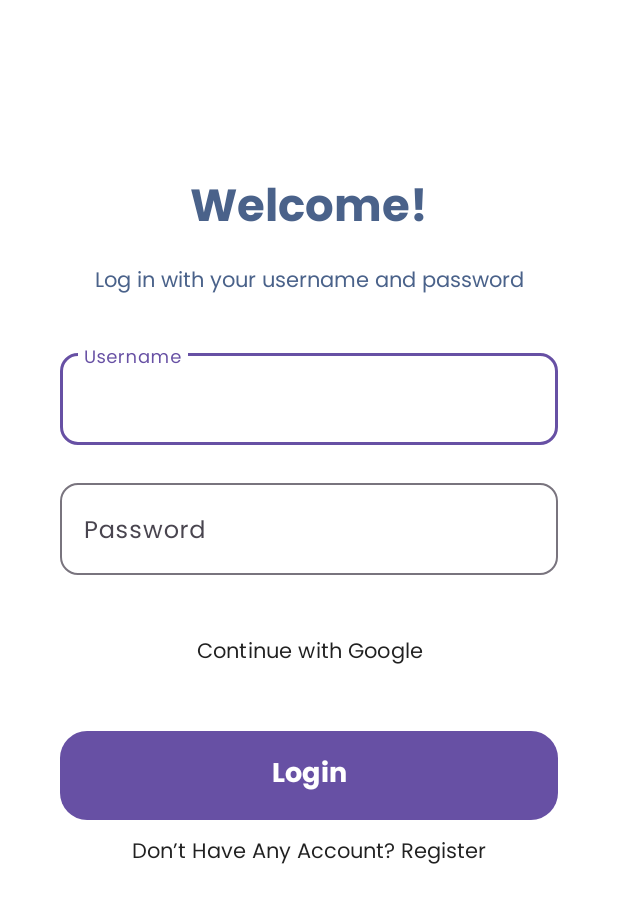
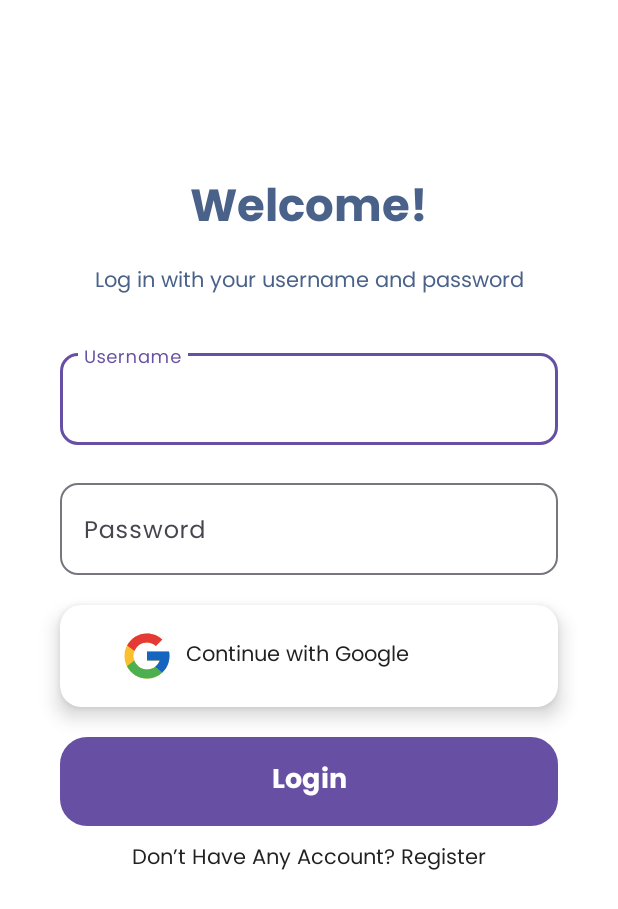
Before and after one commit to kbdp1305/Oral-Health-Plus, an Android app: the screen it shows after launch (LoginActivity), on a phone screen of 412 x 824 dp. Shown: the top 909 px of the screen. Run offline under Robolectric (Android 15) with nearby library versions, the phone set to English and light mode, and no system bars; our stand-ins replace Firebase (no records; nobody signed in at launch, a user with empty details on screens opened directly).

Commit message:
refactor : change material button to card in login activity

```diff
--- a/app/src/main/res/drawable/google_icon.xml
+++ b/app/src/main/res/drawable/google_icon.xml
@@ -1,6 +1,6 @@
 <vector xmlns:android="http://schemas.android.com/apk/res/android"
-    android:width="48dp"
-    android:height="48dp"
+    android:width="36dp"
+    android:height="36dp"
     android:viewportWidth="48"
     android:viewportHeight="48">
   <path
--- a/app/src/main/res/layout/activity_login.xml
+++ b/app/src/main/res/layout/activity_login.xml
@@ -91,25 +91,40 @@
             android:fontFamily="@font/poppins_reguler"/>
     </com.google.android.material.textfield.TextInputLayout>
 
-    <com.google.android.material.button.MaterialButton
-        android:id="@+id/button_google_signin"
-        android:layout_width="0dp"
+    <androidx.cardview.widget.CardView
+        android:id="@+id/card_google"
+        android:layout_width="match_parent"
         android:layout_height="wrap_content"
-        app:layout_constraintStart_toStartOf="parent"
-        app:layout_constraintEnd_toEndOf="parent"
-        app:layout_constraintTop_toBottomOf="@id/password_layout"
-        android:layout_marginTop="20dp"
-        android:text="Continue with Google"
-        android:fontFamily="@font/poppins_reguler"
-        android:textColor="#212121"
-        android:backgroundTint="@color/white"
-        android:paddingVertical="16dp"
-        app:cornerRadius="14sp"
+        app:cardCornerRadius="14dp"
         android:layout_marginStart="40dp"
         android:layout_marginEnd="40dp"
+        android:layout_marginTop="20dp"
+        android:layout_marginBottom="20dp"
         android:elevation="6dp"
-    android:translationZ="6dp"
-    android:layout_alignParentBottom="true"/>
+        android:translationZ="6dp"
+        app:layout_constraintTop_toBottomOf="@id/password_layout"
+        app:layout_constraintEnd_toEndOf="parent"
+        app:layout_constraintStart_toStartOf="parent">
+
+        <TextView
+            android:id="@+id/button_google_signin"
+            android:layout_width="match_parent"
+            android:layout_height="wrap_content"
+            android:text="Continue with Google"
+            android:fontFamily="@font/poppins_reguler"
+            android:textColor="#212121"
+            android:paddingVertical="16dp"
+            android:layout_marginStart="16dp"
+            android:layout_marginEnd="16dp"
+            android:gravity="center_vertical"
+        android:layout_alignParentBottom="true"
+        android:drawableLeft="@drawable/google_icon"
+        android:drawablePadding="8dp"
+        android:paddingStart="24dp"
+        android:paddingEnd="24dp" />
+    </androidx.cardview.widget.CardView>
+
+
 
 
     <com.google.android.material.button.MaterialButton
@@ -118,7 +133,7 @@
         android:layout_height="wrap_content"
         app:layout_constraintStart_toStartOf="parent"
         app:layout_constraintEnd_toEndOf="parent"
-        app:layout_constraintTop_toBottomOf="@id/button_google_signin"
+        app:layout_constraintTop_toBottomOf="@id/card_google"
         android:layout_marginTop="20dp"
         android:fontFamily="@font/poppins_bold"
         android:background="@drawable/gradient_color"
```
Also changed, not shown: app/src/main/java/com/example/oraldiseasesapp/MainActivity.kt (+10 -10 lines), app/src/main/res/layout/activity_main.xml (+11 -5 lines).
